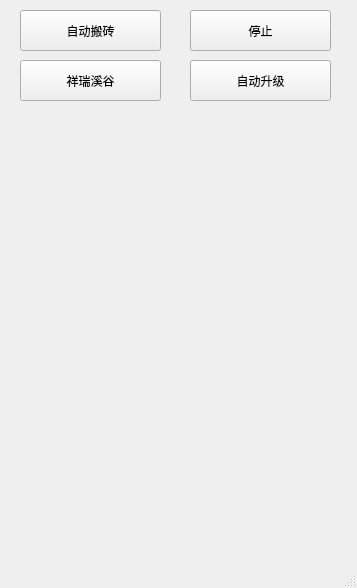
seayona/dnf, file voyager/ui/main.ui: the form before one commit.
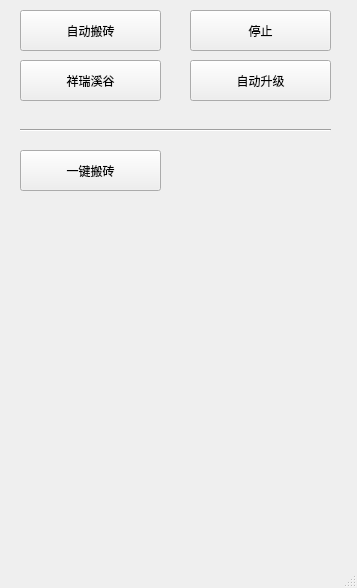
The form after the commit.

```diff
--- a/voyager/ui/main.ui
+++ b/voyager/ui/main.ui
@@ -69,6 +69,32 @@
      <string>自动升级</string>
     </property>
    </widget>
+   <widget class="QPushButton" name="btn_auto_work">
+    <property name="geometry">
+     <rect>
+      <x>20</x>
+      <y>150</y>
+      <width>141</width>
+      <height>41</height>
+     </rect>
+    </property>
+    <property name="text">
+     <string>一键搬砖</string>
+    </property>
+   </widget>
+   <widget class="Line" name="line">
+    <property name="geometry">
+     <rect>
+      <x>20</x>
+      <y>120</y>
+      <width>311</width>
+      <height>20</height>
+     </rect>
+    </property>
+    <property name="orientation">
+     <enum>Qt::Horizontal</enum>
+    </property>
+   </widget>
   </widget>
   <widget class="QMenuBar" name="menubar">
    <property name="geometry">
```
